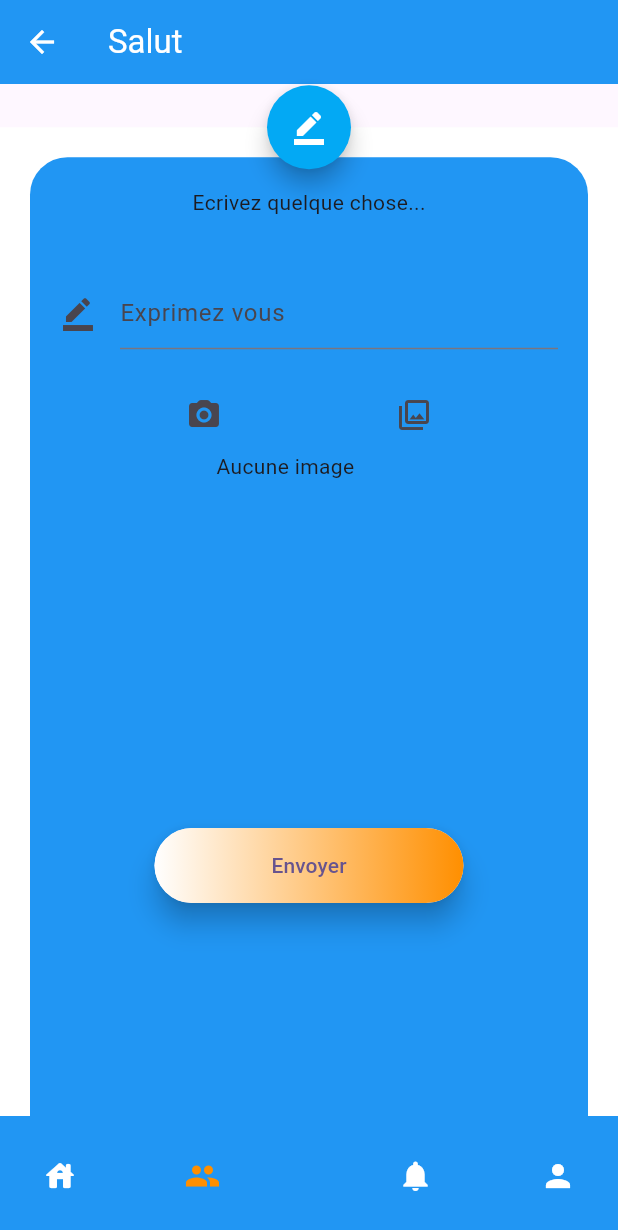
After one commit to jeromeHamilka/socialnetwork, a Flutter app: the screen it shows once a user with an empty profile is signed in, item 2 of the bottom bar chosen, after a tap on the "border color" icon, on a phone screen of 412 x 824 dp. The commit adds this screen. Shown: the top 1230 px of the screen. Run offline on Flutter 3.47's test engine with Material 2 defaults, Android fonts, the phone set to English and light mode, and no system bars; our stand-ins replace cloud_firestore, firebase_auth, firebase_core, firebase_storage, image_picker; accounts and stored records are empty.

Commit message:
feature send post with image

```diff
--- a/lib/controller/main_controller.dart
+++ b/lib/controller/main_controller.dart
@@ -1,14 +1,21 @@
 import 'package:flutter/material.dart';
+
 import 'dart:async';
-
+import '../custom_widget/bar_item.dart';
 import '../model/Member.dart';
+import '../model/color_theme.dart';
+import '../page/home_page.dart';
+import '../page/members_page.dart';
+import '../page/notif_page.dart';
+import '../page/profile_page.dart';
+import '../page/write_post.dart';
+import '../util/constants.dart';
 import '../util/firebase_handler.dart';
-import 'package:socialnetwork/util/adduser.dart';
-
 import 'loading_controller.dart';
 
 class MainController extends StatefulWidget {
   final String memberUid;
+
   const MainController({super.key, required this.memberUid});
 
   @override
@@ -16,12 +23,13 @@ class MainController extends StatefulWidget {
 }
 
 class _MainControllerState extends State<MainController> {
+  final GlobalKey<ScaffoldState> _globalKey = GlobalKey<ScaffoldState>();
   late StreamSubscription streamSubscription;
   Member? member;
+  int index = 0;
 
   @override
   void initState() {
-    // TODO: implement initState
     super.initState();
     //Récupère user a partir de uid
     streamSubscription = FirebaseHandler()
@@ -30,7 +38,6 @@ class _MainControllerState extends State<MainController> {
         .snapshots()
         .listen((event) {
       setState(() {
-        //print("I got a member");
         member = Member(event);
       });
     });
@@ -47,12 +54,85 @@ class _MainControllerState extends State<MainController> {
     return (member == null)
         ? const LoadingController()
         : Scaffold(
+            key: _globalKey,
             appBar: AppBar(
-              title: const Text("Salut"),
+              backgroundColor: Colors.blue,
+              leading: const BackButton(
+                color: Colors.white,
+              ),
+              title: Text(
+                "Salut ${member?.surname}",
+                style: const TextStyle(color: Colors.white),
+              ),
             ),
-            body: Center(
-              child: Text("Salut je suis ${member?.surname} ${member?.name}"),
+            body: showPage(),
+            bottomNavigationBar: BottomAppBar(
+              color: ColorTheme().accent(),
+              shape: const CircularNotchedRectangle(),
+              child: Row(
+                mainAxisAlignment: MainAxisAlignment.spaceBetween,
+                mainAxisSize: MainAxisSize.max,
+                children: [
+                  BarItem(
+                      icon: homeIcon,
+                      onPressed: (() => buttonSelected(0)),
+                      selected: (index == 0)),
+                  BarItem(
+                      icon: friendsIcon,
+                      onPressed: (() => buttonSelected(1)),
+                      selected: (index == 1)),
+                  const SizedBox(
+                    width: 0,
+                    height: 0,
+                  ),
+                  BarItem(
+                      icon: notifIcon,
+                      onPressed: (() => buttonSelected(2)),
+                      selected: (index == 2)),
+                  BarItem(
+                      icon: profileIcon,
+                      onPressed: (() => buttonSelected(3)),
+                      selected: (index == 3))
+                ],
+              ),
             ),
+            floatingActionButton: FloatingActionButton(
+              shape: const CircleBorder(),
+              backgroundColor: Colors.lightBlue,
+              onPressed: () {
+                _globalKey.currentState!.showBottomSheet(
+                  (context) => WritePost(
+                    memberId: widget.memberUid,
+                  ),
+                );
+              },
+              child: const Icon(
+                Icons.border_color,
+                color: Colors.white,
+              ),
+            ),
+            floatingActionButtonLocation:
+                FloatingActionButtonLocation.centerDocked,
           );
   }
+
+  buttonSelected(int index) {
+    setState(() {
+      this.index = index;
+    });
+  }
+
+  Widget? showPage() {
+    switch (index) {
+      case 0:
+        return HomePage(member: member!);
+      case 1:
+        return MembersPage(member: member!);
+      case 2:
+        return NotifPage(member: member!);
+      case 3:
+        return ProfilePage(member: member!);
+    }
+    return null;
+  }
 }
--- /dev/null
+++ b/lib/custom_widget/bar_item.dart
@@ -0,0 +1,15 @@
+import 'package:flutter/material.dart';
+
+import '../model/color_theme.dart';
+
+class BarItem extends IconButton {
+  BarItem(
+      {super.key,
+      required Icon icon,
+      required VoidCallback onPressed,
+      required bool selected})
+      : super(
+            icon: icon,
+            onPressed: onPressed,
+            color: selected ? ColorTheme().pointer() : ColorTheme().base());
+}
--- a/lib/main.dart
+++ b/lib/main.dart
@@ -18,7 +18,7 @@ class MyApp extends StatelessWidget {
   Widget build(BuildContext context) {
     return MaterialApp(
       debugShowCheckedModeBanner: false,
-      title: 'Flutter Demo',
+      title: 'Flutter Social Network',
       theme: ThemeData(
         colorScheme: ColorScheme.fromSeed(seedColor: Colors.deepPurple),
         useMaterial3: true,
--- a/lib/model/color_theme.dart
+++ b/lib/model/color_theme.dart
@@ -1,8 +1,6 @@
-
 import 'package:flutter/material.dart';
 
 class ColorTheme {
-
   //Sans le Context
   bool isDarkMode() {
     final window = WidgetsBinding.instance.window;
@@ -16,9 +14,10 @@ class ColorTheme {
     return (mode == Brightness.dark);
   }
 
-  Color pointer() => Colors.teal;
-  Color base() => (isDarkMode()) ? const Color.fromRGBO(33, 33, 33, 1) : Colors.white;
-  Color accent() => (isDarkMode()) ? Colors.grey : Colors.grey;
-  Color textColor() => (isDarkMode()) ? Colors.white: Colors.black;
-
+  //Color pointer() => Colors.deepOrange;
+  Color pointer() => Colors.amber.shade800;
+  Color base() =>
+      (isDarkMode()) ? const Color.fromRGBO(33, 33, 33, 1) : Colors.white;
+  Color accent() => (isDarkMode()) ? Colors.grey : Colors.blue;
+  Color textColor() => (isDarkMode()) ? Colors.white : Colors.black;
 }
--- /dev/null
+++ b/lib/page/home_page.dart
@@ -0,0 +1,20 @@
+import 'package:flutter/material.dart';
+
+import '../model/Member.dart';
+
+class HomePage extends StatefulWidget {
+  final Member member;
+  const HomePage({super.key, required this.member});
+
+  @override
+  State<HomePage> createState() => _HomePageState();
+}
+
+class _HomePageState extends State<HomePage> {
+  @override
+  Widget build(BuildContext context) {
+    return const Center(
+      child: Text("Home Page"),
+    );
+  }
+}
--- /dev/null
+++ b/lib/page/members_page.dart
@@ -0,0 +1,20 @@
+import 'package:flutter/material.dart';
+
+import '../model/Member.dart';
+
+class MembersPage extends StatefulWidget {
+  final Member member;
+  const MembersPage({super.key, required this.member});
+
+  @override
+  State<MembersPage> createState() => _MembersPageState();
+}
+
+class _MembersPageState extends State<MembersPage> {
+  @override
+  Widget build(BuildContext context) {
+    return const Center(
+      child: Text("Members Page"),
+    );
+  }
+}
--- /dev/null
+++ b/lib/page/write_post.dart
@@ -0,0 +1,134 @@
+import 'dart:io';
+
+import 'package:flutter/material.dart';
+import 'package:image_picker/image_picker.dart';
+import 'package:socialnetwork/custom_widget/padding_with.dart';
+import 'package:socialnetwork/model/color_theme.dart';
+
+import '../custom_widget/my_gradient.dart';
+import '../custom_widget/my_textField.dart';
+import '../util/constants.dart';
+import '../util/firebase_handler.dart';
+
+class WritePost extends StatefulWidget {
+  final String memberId;
+  const WritePost({super.key, required this.memberId});
+
+  @override
+  State<WritePost> createState() => _WritePostState();
+}
+
+class _WritePostState extends State<WritePost> {
+  late TextEditingController _controller;
+  File? _imageFile;
+
+  @override
+  void initState() {
+    _controller = TextEditingController();
+    super.initState();
+  }
+
+  @override
+  void dispose() {
+    _controller.dispose();
+    super.dispose();
+  }
+
+  @override
+  Widget build(BuildContext context) {
+    return Container(
+      color: ColorTheme().base(),
+      height: MediaQuery.of(context).size.height * 0.8,
+      width: MediaQuery.of(context).size.width,
+      child: PaddingWith(
+        bottom: 0,
+        child: Container(
+          decoration: BoxDecoration(
+            color: ColorTheme().accent(),
+            borderRadius: const BorderRadius.only(
+              topLeft: Radius.circular(25),
+              topRight: Radius.circular(25),
+            ),
+          ),
+          child: InkWell(
+            onTap: (() => FocusScope.of(context).requestFocus(FocusNode())),
+            child: SingleChildScrollView(
+              scrollDirection: Axis.vertical,
+              child: Column(
+                children: [
+                  PaddingWith(
+                    child: const Text("Ecrivez quelque chose..."),
+                  ),
+                  PaddingWith(
+                    child: MyTextField(
+                      controller: _controller,
+                      hint: "Exprimez vous",
+                      icon: writePost,
+                    ),
+                  ),
+                  Row(
+                    mainAxisAlignment: MainAxisAlignment.spaceEvenly,
+                    children: [
+                      IconButton(
+                          icon: cameraIcon,
+                          onPressed: (() => takePicture(ImageSource.camera))),
+                      IconButton(
+                          icon: libraryIcon,
+                          onPressed: (() => takePicture(ImageSource.gallery))),
+                    ],
+                  ),
+                  SizedBox(
+                    width: MediaQuery.of(context).size.width * 0.3,
+                    height: MediaQuery.of(context).size.height * 0.3,
+                    child: (_imageFile == null)
+                        ? const Text("Aucune image")
+                        : Image.file(_imageFile!),
+                  ),
+                  Card(
+                    elevation: 7.5,
+                    shape: RoundedRectangleBorder(
+                        borderRadius: BorderRadius.circular(25)),
+                    child: Container(
+                      height: 50,
+                      width: MediaQuery.of(context).size.width / 2,
+                      decoration: MyGradient(
+                          startColor: ColorTheme().base(),
+                          endColor: ColorTheme().pointer(),
+                          radius: 25,
+                          horizontal: true),
+                      child: TextButton(
+                        child: const Text("Envoyer"),
+                        onPressed: () {
+                          sendToFirebase();
+                        },
+                      ),
+                    ),
+                  ),
+                ],
+              ),
+            ),
+          ),
+        ),
+      ),
+    );
+  }
+
+  takePicture(ImageSource source) async {
+    final imagePath = await ImagePicker()
+        .getImage(source: source, maxHeight: 500, maxWidth: 500);
+    final file = File(imagePath!.path);
+    setState(() {
+      _imageFile = file;
+    });
+  }
+
+  sendToFirebase() {
+    FocusScope.of(context).requestFocus(FocusNode());
+    Navigator.pop(context);
+    if ((_imageFile != null) ||
+        (_controller.text.isNotEmpty && _controller.text != "")) {
+      FirebaseHandler()
+          .addPostToFirebase(widget.memberId, _controller.text, _imageFile);
+    }
+  }
+}
--- a/pubspec.yaml
+++ b/pubspec.yaml
@@ -39,6 +39,7 @@ dependencies:
   firebase_auth: ^4.5.0
   cloud_firestore: ^4.6.0
   firebase_storage: ^11.1.2
+  image_picker: ^0.8.7+5
 
 dev_dependencies:
   flutter_test:
```
Also changed, not shown: lib/page/notif_page.dart (added, +20 -0 lines), lib/page/profile_page.dart (added, +20 -0 lines), lib/util/firebase_handler.dart (+39 -12 lines), pubspec.lock.
